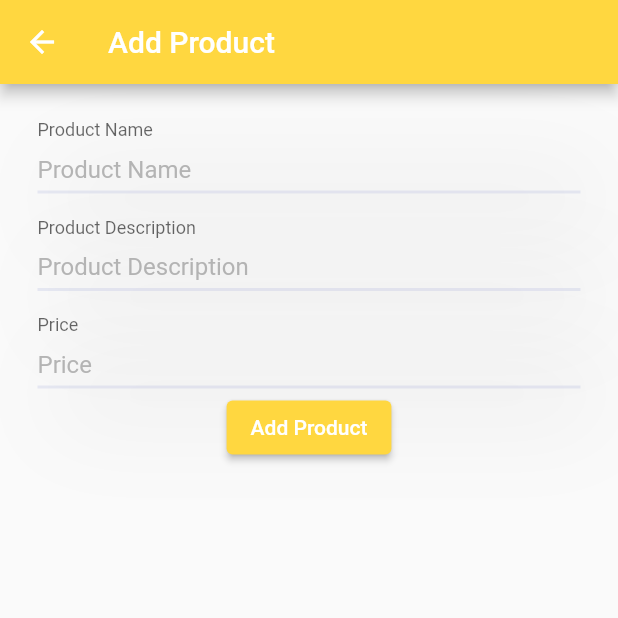
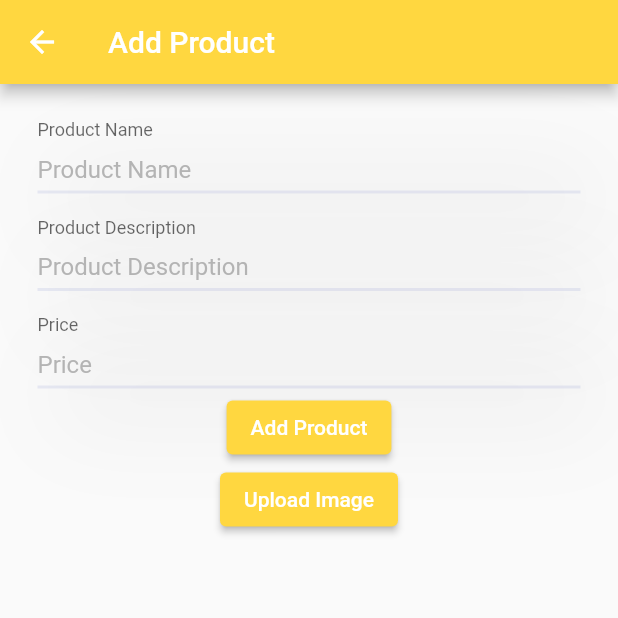
Before and after one commit to shadwan/flutter_ecommerce, a Flutter app: the AdminAddProductPage screen opened directly, on a phone screen of 412 x 824 dp, the top half of it. Run offline on Flutter 3.47's test engine with Material 2 defaults, Android fonts, the phone set to English and light mode, and no system bars; our stand-ins replace cloud_firestore, firebase_auth, firebase_core, flutter_riverpod, image_picker; missing offline and left inert: firebase_ui_auth; accounts and stored records are empty.

Commit message:
Add upload button

```diff
--- a/lib/app/pages/admin/admin_add_product.dart
+++ b/lib/app/pages/admin/admin_add_product.dart
@@ -2,6 +2,7 @@ import 'package:ecommerce/app/providers.dart';
 import 'package:ecommerce/models/product.dart';
 import 'package:flutter/material.dart';
 import 'package:flutter_riverpod/flutter_riverpod.dart';
+import 'package:image_picker/image_picker.dart';
 
 class AdminAddProductPage extends ConsumerStatefulWidget {
   const AdminAddProductPage({super.key});
@@ -47,7 +48,14 @@ class _AdminAddProductPageState extends ConsumerState<AdminAddProductPage> {
               ElevatedButton(
                 onPressed: () => _addProduct(),
                 child: const Text("Add Product"),
-              )
+              ),
+              ElevatedButton(
+                onPressed: () async {
+                  final image = await ImagePicker()
+                      .pickImage(source: ImageSource.gallery);
+                },
+                child: const Text("Upload Image"),
+              ),
             ],
           ),
         ),
```
